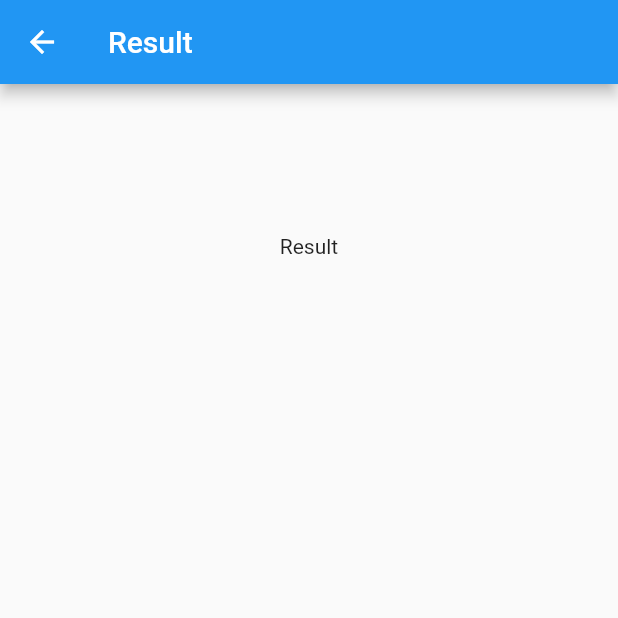
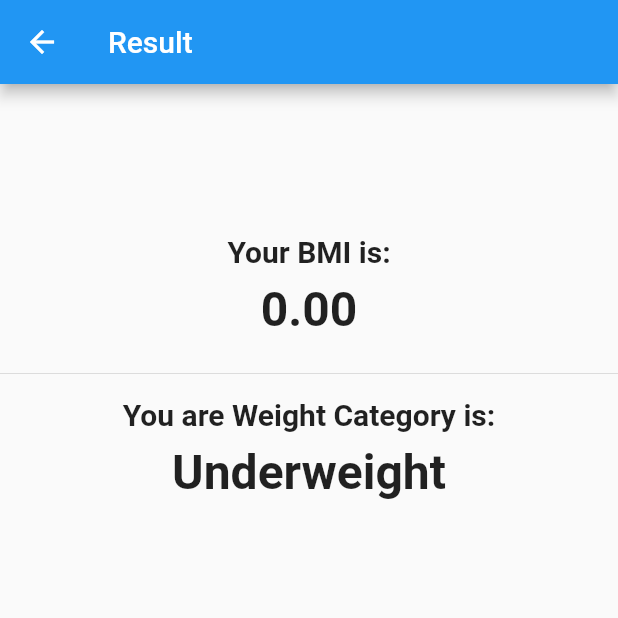
Before and after one commit to amitmishra7/getXDemo, a Flutter app: the ResultPage screen opened by its route, on a phone screen of 412 x 824 dp, the top half of it. Run offline on Flutter 3.47's test engine with Material 2 defaults, Android fonts, the phone set to English and light mode, and no system bars; our stand-ins replace get.

Commit message:
Added result controller

```diff
--- a/lib/Controller/bmi_controller.dart
+++ b/lib/Controller/bmi_controller.dart
@@ -1,8 +1,6 @@
 import 'package:flutter/material.dart';
 import 'package:get/get_rx/src/rx_types/rx_types.dart';
 import 'package:get/get_state_manager/get_state_manager.dart';
-import 'package:getxdemo/Utils/bmi_json.dart';
-import 'package:getxdemo/Utils/network.dart';
 
 
 class BMIController extends GetxController {
--- a/lib/Controller/result_controller.dart
+++ b/lib/Controller/result_controller.dart
@@ -0,0 +1,30 @@
+import 'package:get/get.dart';
+import 'package:get/get_state_manager/get_state_manager.dart';
+
+import 'bmi_controller.dart';
+
+class ResultController extends GetxController {
+
+  @override
+  void onInit() {
+    super.onInit();
+  }
+
+  String getWeightCategory(double bmiValue) {
+    if (bmiValue < 18.5) {
+      return 'Underweight';
+    } else if (bmiValue < 24.9) {
+      return 'Healthy';
+    } else if (bmiValue < 29.9) {
+      return 'Overweight';
+    } else if (bmiValue < 30.0) {
+      return 'Obese';
+    }
+    return 'Unavailable Data';
+  }
+
+  @override
+  void dispose() {
+    super.dispose();
+  }
+}
--- a/lib/UI/home_page.dart
+++ b/lib/UI/home_page.dart
@@ -65,8 +65,8 @@ class HomePage extends StatelessWidget {
             padding: const EdgeInsets.all(8.0),
             child: TextField(
               controller: bmiController.weightTextController,
-              decoration: InputDecoration(
-                  border: const OutlineInputBorder(
+              decoration: const InputDecoration(
+                  border: OutlineInputBorder(
                       borderSide: BorderSide(color: Colors.blue))),
             ),
           );
--- a/lib/UI/result_page.dart
+++ b/lib/UI/result_page.dart
@@ -1,6 +1,12 @@
 import 'package:flutter/material.dart';
+import 'package:get/get.dart';
+import 'package:getxdemo/Controller/result_controller.dart';
+import 'package:getxdemo/controller/bmi_controller.dart';
 
 class ResultPage extends StatelessWidget {
+  final ResultController resultController = Get.put(ResultController());
+  final BMIController bmiController = Get.find();
+
   @override
   Widget build(BuildContext context) {
     return Scaffold(
@@ -10,11 +16,43 @@ class ResultPage extends StatelessWidget {
           child: Column(
             children: [
               const SizedBox(height: 100),
-              const Text('Result'),
+              _bmiText(),
+              const SizedBox(height: 8),
+              _bmiValueText(),
+              const SizedBox(height: 16),
+              const Divider(),
+              const SizedBox(height: 8),
+              _weightCategoryText(),
+              const SizedBox(height: 8),
+              _weightCategoryValueText(),
             ],
           ),
         ),
       ),
     );
   }
+
+  Text _bmiValueText() {
+    return Text(bmiController.bmiValue.value.toStringAsFixed(2),
+                style: const TextStyle(
+                    fontWeight: FontWeight.bold, fontSize: 32));
+  }
+
+  Text _bmiText() {
+    return const Text('Your BMI is:',
+        style: TextStyle(fontWeight: FontWeight.bold, fontSize: 20));
+  }
+
+  Text _weightCategoryText() {
+    return const Text('You are Weight Category is:',
+        style: TextStyle(fontWeight: FontWeight.bold, fontSize: 20));
+  }
+
+  _weightCategoryValueText() {
+    return Text(
+        resultController.getWeightCategory(
+          bmiController.bmiValue.value,
+        ),
+        style: const TextStyle(fontWeight: FontWeight.bold, fontSize: 32));
+  }
 }
```
